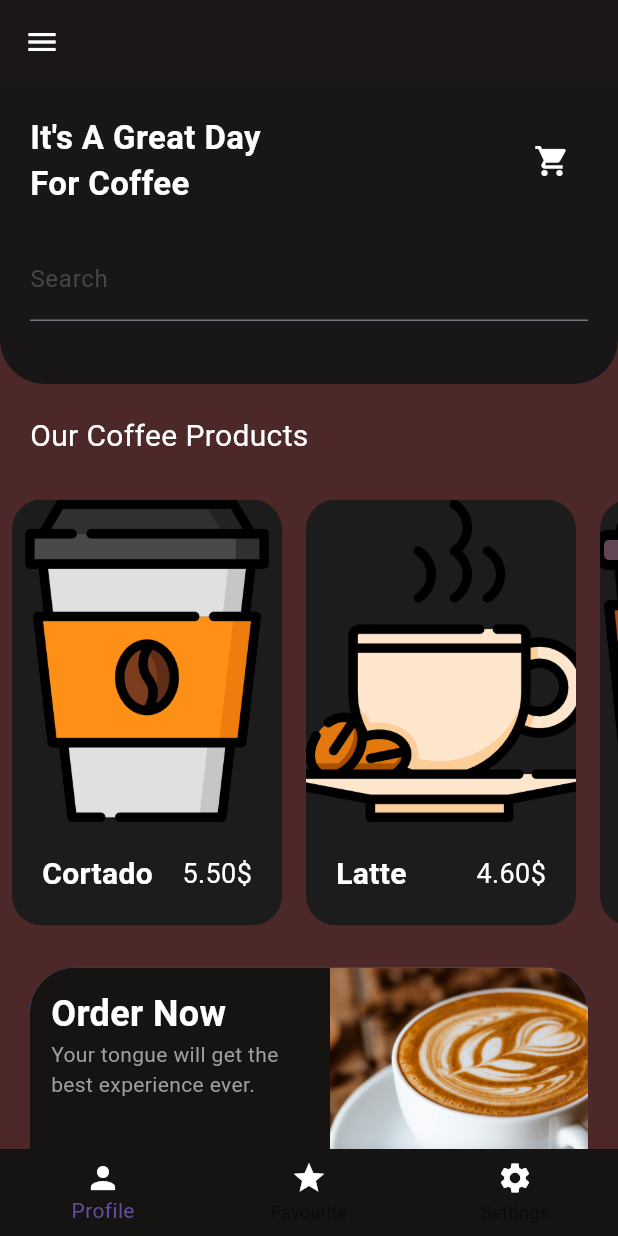
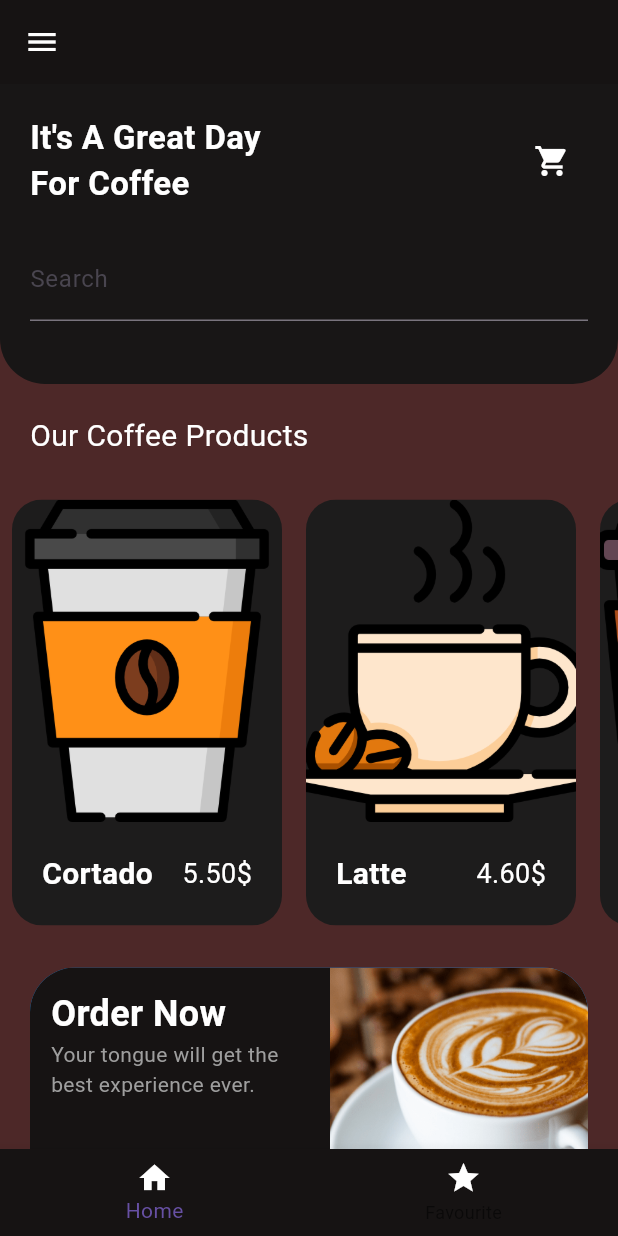
Before and after one commit to Tom4sko/Coffee-Dart-App-Ui, a Flutter app: the screen it shows after launch, after a tap on the "menu" icon, on a phone screen of 412 x 824 dp. Run offline on Flutter 3.47's test engine with Material 3 defaults, Android fonts, the phone set to English and light mode, and no system bars.

Commit message:
added navigation menu

```diff
--- a/lib/main.dart
+++ b/lib/main.dart
@@ -1,5 +1,5 @@
 import 'package:flutter/material.dart';
-import 'package:learningstuff/screens/HomeScreen.dart';
+import 'package:learningstuff/widgets/navigation.dart';
 
 void main() {
   runApp(const MyApp());
@@ -12,7 +12,7 @@ class MyApp extends StatelessWidget {
   Widget build(BuildContext context) {
     return MaterialApp(
       debugShowCheckedModeBanner: false,
-      home: HomeScreen(),
+      home: Navigation(),
     );
   }
 }
--- a/lib/screens/HomeScreen.dart
+++ b/lib/screens/HomeScreen.dart
@@ -1,6 +1,5 @@
 import 'package:flutter/material.dart';
 import 'package:learningstuff/widgets/Tale1.dart';
-import 'package:learningstuff/screens/FavouriteScreen.dart'; // Import your FavouriteScreen
 
 class HomeScreen extends StatefulWidget {
   const HomeScreen({super.key});
@@ -10,37 +9,10 @@ class HomeScreen extends StatefulWidget {
 }
 
 class _HomeScreenState extends State<HomeScreen> {
-  int _currentIndex = 0;
-
-  void _onItemTapped(int index) {
-    if (index == _currentIndex) {
-      return;
-    }
-    switch (index) {
-      case 0:
-        Navigator.push(context, MaterialPageRoute(builder: (context) => const HomeScreen()));
-        break;
-      case 1:
-        Navigator.push(context, MaterialPageRoute(builder: (context) => const FavouriteScreen()));
-        break;
-    }
-    setState(() {
-      _currentIndex = index;
-    });
-  }
-
   @override
   Widget build(BuildContext context) {
     return Scaffold(
       backgroundColor: const Color.fromARGB(255, 77, 40, 40),
-      appBar: AppBar(
-        backgroundColor: const Color.fromARGB(255, 22, 19, 19),
-        elevation: 1,
-        leading: IconButton(
-          icon: const Icon(Icons.menu, color: Colors.white),
-          onPressed: () {},
-        ),
-      ),
       body: SafeArea(
         child: SingleChildScrollView(
           child: Column(
@@ -216,25 +188,6 @@ class _HomeScreenState extends State<HomeScreen> {
           ),
         ),
       ),
-      bottomNavigationBar: BottomNavigationBar(
-        backgroundColor: const Color.fromARGB(255, 22, 19, 19),
-        currentIndex: _currentIndex,
-        onTap: _onItemTapped,
-        items: const [
-          BottomNavigationBarItem(
-            icon: Icon(Icons.person, color: Colors.white),
-            label: 'Profile',
-          ),
-          BottomNavigationBarItem(
-            icon: Icon(Icons.star, color: Colors.white),
-            label: 'Favourite',
-          ),
-          BottomNavigationBarItem(
-            icon: Icon(Icons.settings, color: Colors.white),
-            label: 'Settings',
-          ),
-        ],
-      ),
     );
   }
 }
--- a/lib/screens/ProductsScreen.dart
+++ b/lib/screens/ProductsScreen.dart
@@ -1,5 +1,5 @@
 import 'package:flutter/material.dart';
-import 'package:learningstuff/screens/HomeScreen.dart';
+import 'package:learningstuff/widgets/navigation.dart';
 
 class ProductsScreen extends StatelessWidget {
   const ProductsScreen({super.key, required this.productName, required this.price, required this.photography, required this.description});
@@ -20,7 +20,7 @@ class ProductsScreen extends StatelessWidget {
         leading: IconButton(
           icon: Icon(Icons.arrow_back, color: Colors.white),
           onPressed: () {
-            Navigator.push(context, MaterialPageRoute(builder: (context) => HomeScreen()));
+            Navigator.push(context, MaterialPageRoute(builder: (context) => Navigation()));
           },
         ),
       ),
--- /dev/null
+++ b/lib/widgets/navigation.dart
@@ -0,0 +1,52 @@
+import 'package:flutter/material.dart';
+import 'package:learningstuff/screens/FavouriteScreen.dart';
+import 'package:learningstuff/screens/HomeScreen.dart';
+
+class Navigation extends StatefulWidget {
+  const Navigation({super.key});
+
+  @override
+  State<Navigation> createState() => _NavigationState();
+}
+
+class _NavigationState extends State<Navigation> {
+  int _currentIndex = 0;
+
+  final _screens = const [
+    HomeScreen(),
+    FavouriteScreen(),
+  ];
+
+  @override
+  Widget build(BuildContext context) {
+    return Scaffold(
+      appBar: AppBar(
+        backgroundColor: const Color.fromARGB(255, 22, 19, 19),
+        leading: IconButton(
+          onPressed: () {},
+          icon: Icon(Icons.menu, color: Colors.white,),
+        ),
+      ),
+      body: _screens[_currentIndex],
+      bottomNavigationBar: BottomNavigationBar(
+        currentIndex: _currentIndex,
+        onTap: (value) {
+          setState(() {
+            _currentIndex = value;
+          });
+        },
+        backgroundColor: const Color.fromARGB(255, 22, 19, 19),
+        items: const [
+          BottomNavigationBarItem(
+            icon: Icon(Icons.home, color: Colors.white,),
+            label: 'Home',
+          ),
+          BottomNavigationBarItem(
+            icon: Icon(Icons.star, color: Colors.white,),
+            label: 'Favourite',
+          ),
+        ],
+      ),
+    );
+  }
+}
```
Also changed, not shown: pubspec.lock.
